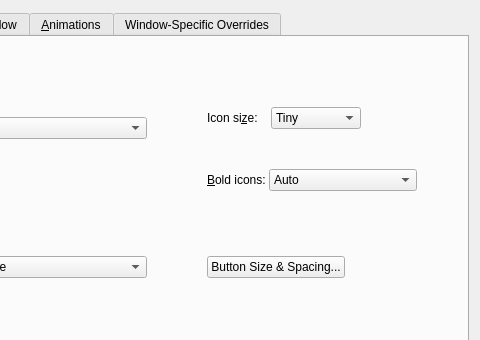
The window that kdecoration/config/ui/breezeconfigurationui.ui (KDE/breeze) describes before a commit, drawn with Qt 5; both pictures show x 289 to 769 and y 0 to 340 of the 769 by 645 pixel window.
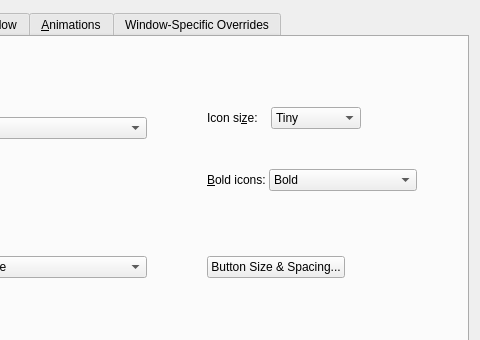
The same window after the commit. Icons and pictures are not drawn. Custom widgets are drawn as their Qt base class.

Commit message: Further tweaks to pixel-align icons. Bold now the default

```diff
--- a/kdecoration/config/ui/breezeconfigurationui.ui
+++ b/kdecoration/config/ui/breezeconfigurationui.ui
@@ -290,12 +290,7 @@
              </property>
              <item>
               <property name="text">
-               <string>Auto</string>
-              </property>
-             </item>
-             <item>
-              <property name="text">
-               <string>Bold (for HiDPI)</string>
+               <string>Bold</string>
               </property>
              </item>
              <item>
```
Left out of the diff: 5 changed lines with no effect on the pictures. The commit also changes 17 other files.
